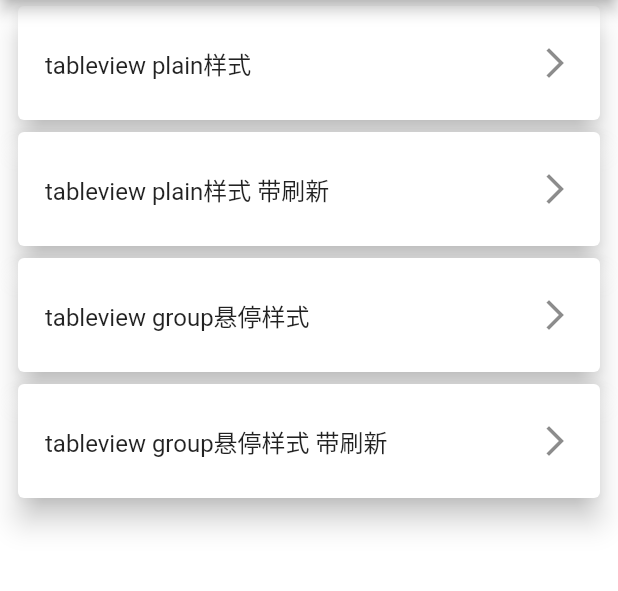
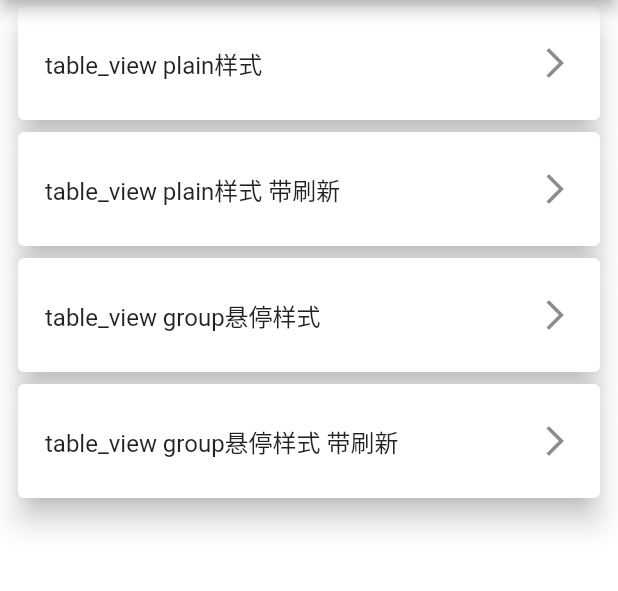
Before and after one commit to GG-beyond/group_tableview, a Flutter app: the screen it shows after launch, on a phone screen of 412 x 824 dp, the part 84-675 px from its top. Run offline on Flutter 3.47's test engine with Material 2 defaults, Android fonts, the phone set to English and light mode, and no system bars; our stand-ins replace pull_to_refresh.

Commit message:
dart代码格式化

```diff
--- a/example/lib/main.dart
+++ b/example/lib/main.dart
@@ -35,12 +35,13 @@ class MyHomePage extends StatefulWidget {
 
 class _MyHomePageState extends State<MyHomePage> {
   List<String> _list = [
-    "tableview plain样式",
-    "tableview plain样式 带刷新",
-    "tableview group悬停样式",
-    "tableview group悬停样式 带刷新"
+    "table_view plain样式",
+    "table_view plain样式 带刷新",
+    "table_view group悬停样式",
+    "table_view group悬停样式 带刷新"
   ];
   List<Widget> _widgetArr = [Page1(), Page3(), Page2(), Page4()];
+
   @override
   Widget build(BuildContext context) {
     return Scaffold(
--- a/example/lib/page1.dart
+++ b/example/lib/page1.dart
@@ -9,7 +9,6 @@ class Page1 extends StatefulWidget {
 }
 
 class _Page1State extends State<Page1> {
-
   List<Map> _list = [
     {
       "group": "A",
--- a/example/lib/page4.dart
+++ b/example/lib/page4.dart
@@ -53,6 +53,7 @@ class _Page4State extends State<Page4> {
     // TODO: implement dispose
     super.dispose();
     _refreshController.dispose();
+    _controller.dispose();
   }
 
   @override
--- a/lib/src/mylistview.dart
+++ b/lib/src/mylistview.dart
@@ -28,7 +28,7 @@ typedef Widget ListViewSuperWidgetBuilder(
     BuildContext context, Widget scrollWidget);
 
 ///
-/// GroupTableView 实现
+/// GroupTableView 实现clean
 ///
 class GroupTableView extends StatefulWidget {
   final ViewStyle style; //listview样式,默认是plain样式
@@ -151,7 +151,6 @@ class _GroupTableViewState extends State<GroupTableView> {
               topOffsetY = _offset;
             }
             setState(() {});
-
           }
         }
       });
--- a/pubspec.yaml
+++ b/pubspec.yaml
@@ -1,6 +1,6 @@
 name: group_tableview
 description: The flutter implemented grouping function in the image of iOS TableView, supported plain and Group styles, and supported drop-down refresh components
-version: 0.0.6
+version: 0.0.7
 homepage: https://github.com/GG-beyond/group_tableview
 
 environment:
```
Also changed, not shown: example/pubspec.lock, 1 other file.
